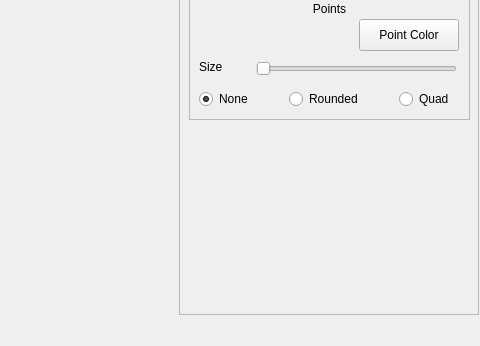
The window that src/mainwindow.ui (vgefanov/3DViewer-v1.0) describes before a commit, drawn with Qt 5; both pictures show x 140 to 620 and y 659 to 1005 of the 938 by 1005 pixel window.
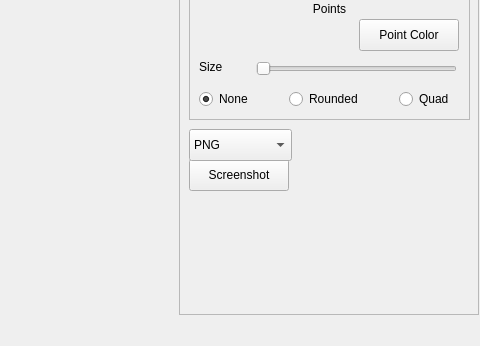
The same window after the commit.

```diff
--- a/src/mainwindow.ui
+++ b/src/mainwindow.ui
@@ -848,6 +848,44 @@
         </property>
        </widget>
       </widget>
+      <widget class="QPushButton" name="screenshotButton">
+       <property name="geometry">
+        <rect>
+         <x>10</x>
+         <y>790</y>
+         <width>100</width>
+         <height>32</height>
+        </rect>
+       </property>
+       <property name="text">
+        <string>Screenshot</string>
+       </property>
+      </widget>
+      <widget class="QComboBox" name="screenshotExtCombo">
+       <property name="geometry">
+        <rect>
+         <x>10</x>
+         <y>760</y>
+         <width>103</width>
+         <height>32</height>
+        </rect>
+       </property>
+       <item>
+        <property name="text">
+         <string>PNG</string>
+        </property>
+       </item>
+       <item>
+        <property name="text">
+         <string>BMP</string>
+        </property>
+       </item>
+       <item>
+        <property name="text">
+         <string>JPG</string>
+        </property>
+       </item>
+      </widget>
      </widget>
     </item>
    </layout>
```
